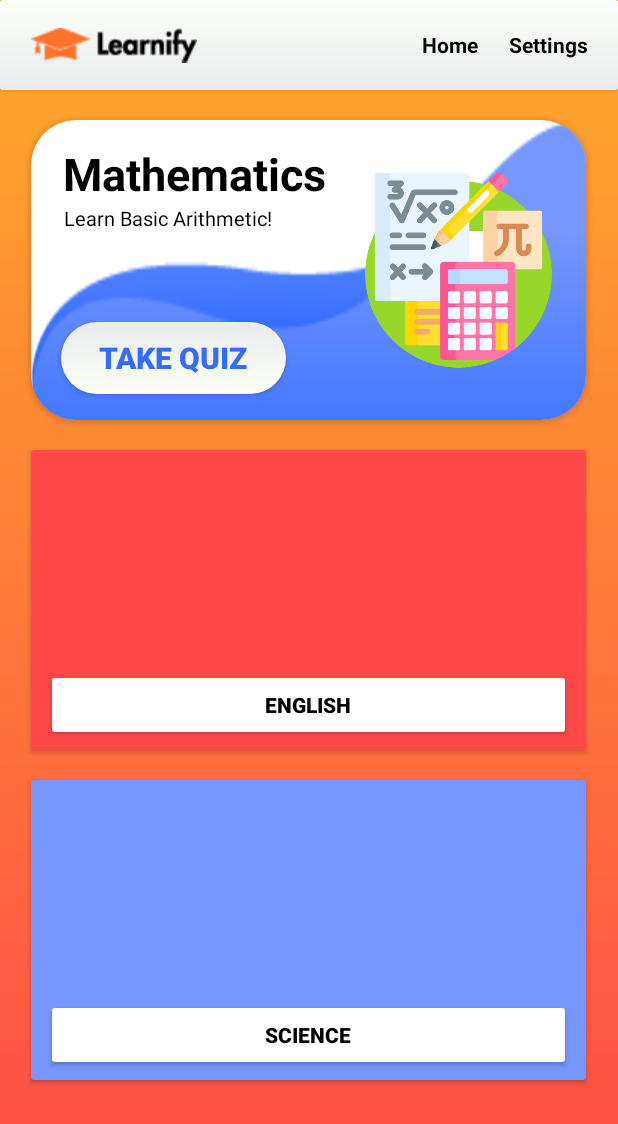
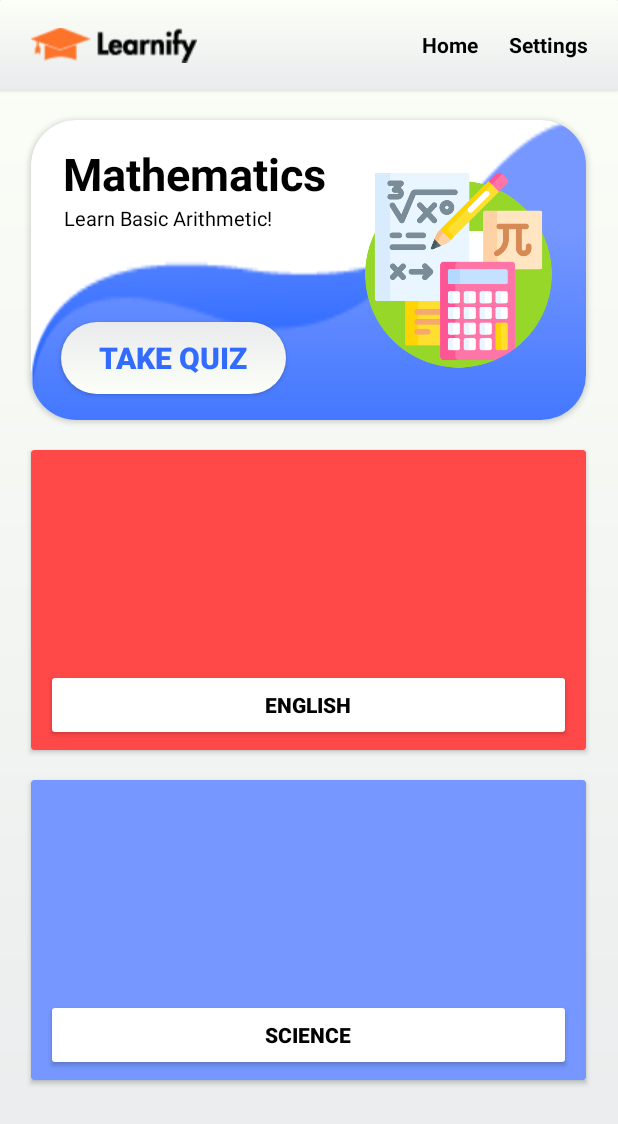
Before and after one commit to Zeerooo-dev/Learnify, an Android app: the main screen opened directly, with no data from a screen before it, on a phone screen of 412 x 824 dp. Shown: the top 1124 px of the screen. Run offline under Robolectric (Android 15) with nearby library versions, the phone set to English and light mode, and no system bars.

Commit message:
Changed BG color to white

```diff
--- a/app/src/main/res/layout/main.xml
+++ b/app/src/main/res/layout/main.xml
@@ -6,7 +6,7 @@
     xmlns:app="http://schemas.android.com/apk/res-auto"
     android:layout_gravity="center"
     android:orientation="vertical"
-    android:background="@drawable/main_gradient">
+    android:background="@drawable/bg_gradient">
 
 
     <androidx.cardview.widget.CardView
```
